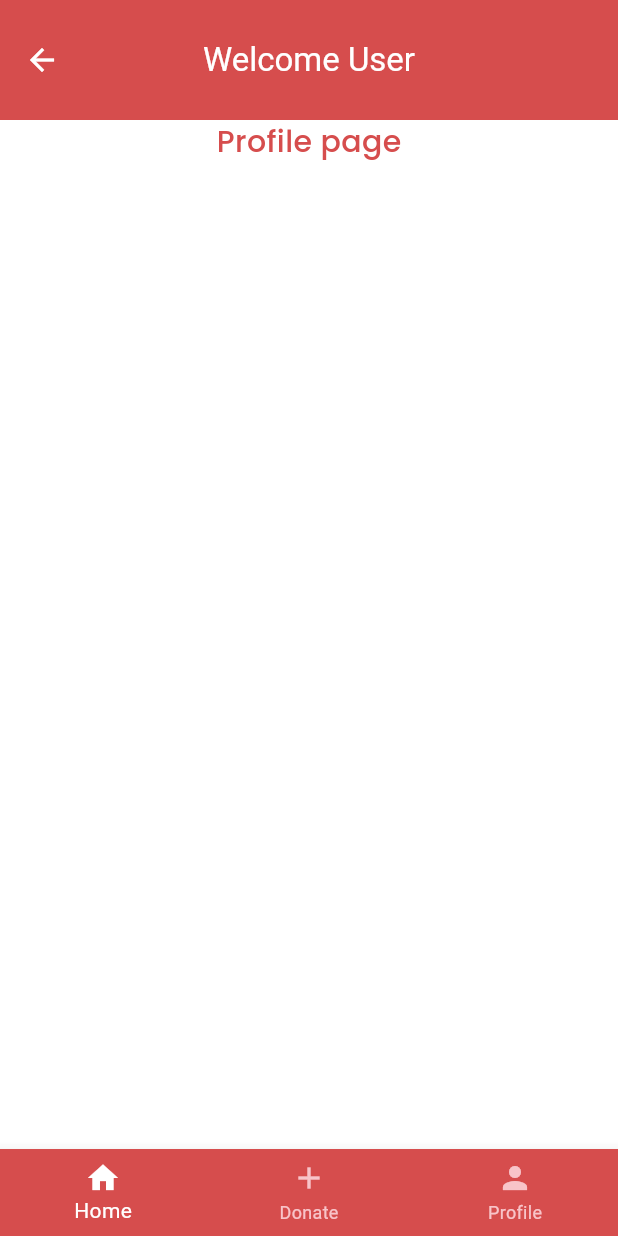
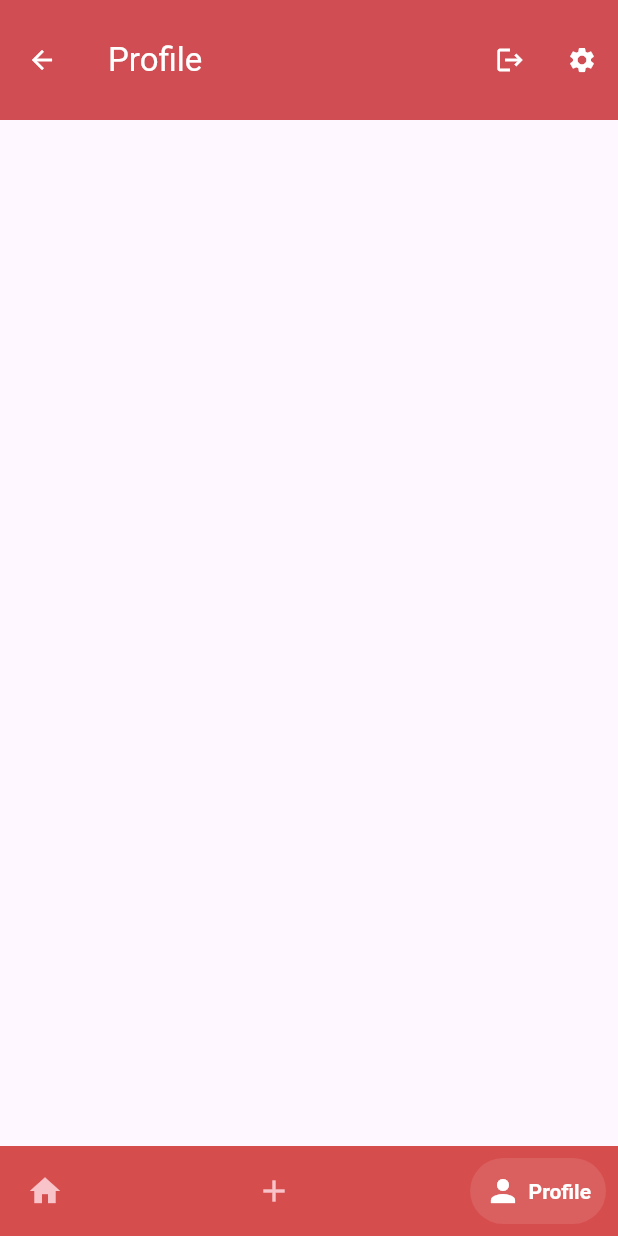
Before and after one commit to Michemor/Dorcas_Pantry, a Flutter app: the Dashboard screen opened directly, item 3 of the bottom bar chosen, on a phone screen of 412 x 824 dp. Run offline on Flutter 3.47's test engine with Material 3 defaults, Android fonts, the phone set to English and light mode, and no system bars; drawn by our look-alikes of salomon_bottom_bar; our stand-ins replace get, google_fonts, sign_in_button.

Commit message:
used the salmon navigation bar and added a stateful widget for the dashboard

```diff
--- a/lib/views/screens/dashboard.dart
+++ b/lib/views/screens/dashboard.dart
@@ -8,58 +8,77 @@ import 'package:pantry/controllers/home_controller.dart';
 import 'package:pantry/views/screens/donate.dart';
 import 'package:pantry/views/screens/home.dart';
 import 'package:pantry/views/screens/profile.dart';
+import 'package:pantry/views/widgets/bottomNav.dart';
 import 'package:pantry/views/widgets/logo.dart';
+import 'package:salomon_bottom_bar/salomon_bottom_bar.dart';
 
 Homecontroller homeController = Get.put(Homecontroller());
 
-const List <BottomNavigationBarItem> menus = [
-  BottomNavigationBarItem(
-    icon: Icon(Icons.home),
-    label: 'Home',
-  ),
-  BottomNavigationBarItem(icon: Icon(Icons.add),
-  label: 'Donate'),
-  BottomNavigationBarItem(icon: Icon(Icons.person),
-  label: 'Profile')
-];
+//const List <BottomNavigationBarItem> menus = [
+//  BottomNavigationBarItem(
+//    icon: Icon(Icons.home),
+//    label: 'Home',
+//  ),
+//  BottomNavigationBarItem(icon: Icon(Icons.add),
+//  label: 'Donate'),
+//  BottomNavigationBarItem(icon: Icon(Icons.person),
+//  label: 'Profile')
+//];
 
-List screens  = [const Home(), const Donate(), const Profile()];
+List <Widget> screens  = [
+  const Home(),
+  const Donate(),
+  const Profile()];
 
 class Dashboard extends StatefulWidget {
-  const Dashboard({super.key});
 
   @override
   State<Dashboard> createState() => _DashboardState();
 }
 
 class _DashboardState extends State<Dashboard> {
+  int _selectedIndex = 0;
+
+  List <SalomonBottomBarItem> pages = [
+    // Home button
+    SalomonBottomBarItem(
+      icon: Icon(Icons.home),
+      title: Text("Home"),
+      selectedColor: white,
+      unselectedColor: secondary),
+
+      // Donation button
+      SalomonBottomBarItem(
+        icon: Icon(Icons.add),
+        title: Text("Donate"),
+        selectedColor: white,
+        unselectedColor: secondary,
+        ),
+        // Profile button
+      SalomonBottomBarItem(
+        icon: Icon(Icons.person),
+        title: Text("Profile"),
+        selectedColor: white,
+        unselectedColor: secondary,
+        )
+  ];
+
+  int _onItemTapped(int index){
+    setState(() {
+      homeController.selectedPage.value = index;
+    });
+    return index;
+  }
+
   @override
   Widget build(BuildContext context) {
     return Scaffold(
-      appBar: AppBar(
-        backgroundColor: primary,
-        title: const Text('Welcome User'),
-        foregroundColor: white,
-        toolbarHeight: 80.0,
-        centerTitle: true,
-      ),
-      body: Container(
-        decoration: BoxDecoration(
-          color: white,
-        ),
-        child: Obx(() => screens[homeController.selectedPage.value]),
-      ),
-     bottomNavigationBar: BottomNavigationBar(
-        items: menus,
-        backgroundColor: primary,
-        selectedItemColor: white,
-        unselectedItemColor: secondary,
-        currentIndex: homeController.selectedPage.value,
-        onTap: (index) {
-          homeController.updateSelectedPage(index);
-        },
-     ),
+      body:  Obx(() => screens[homeController.selectedPage.value]),
+     bottomNavigationBar: BottomNav(
+      currentPage: homeController.selectedPage.value,
+      changePage: _onItemTapped,
+      pages: pages,
+     )
     );
- ;
   }
 }
--- a/lib/views/screens/login.dart
+++ b/lib/views/screens/login.dart
@@ -3,6 +3,7 @@ import 'package:flutter/material.dart';
 import 'package:get/get.dart';
 import 'package:pantry/configs/colors.dart';
 import 'package:pantry/views/screens/dashboard.dart';
+import 'package:pantry/views/screens/home.dart';
 import 'package:pantry/views/screens/register.dart';
 import 'package:pantry/views/widgets/customButton.dart';
 import 'package:pantry/views/widgets/customInputText.dart';
@@ -80,7 +81,7 @@ class _LoginState extends State<Login> {
                             customText(text: 'Remember Me',
                             textSize: 13,
                             textWeight: FontWeight.w400),
-                            Spacer(flex: 1),
+                            const Spacer(flex: 1),
                             GestureDetector(
                               child: customText(text: 'Forgot Password?',
                             textSize: 11,
@@ -93,7 +94,7 @@ class _LoginState extends State<Login> {
                   // Sign in button
                   Custombutton(nextPage: Dashboard(), buttonName: "SIGN IN"),
 
-                  SizedBox(height: 20.0,),
+                  const SizedBox(height: 20.0,),
 
                   Row(
                    mainAxisAlignment: MainAxisAlignment.center,
--- a/lib/views/screens/profile.dart
+++ b/lib/views/screens/profile.dart
@@ -1,24 +1,16 @@
 import 'package:flutter/material.dart';
 import 'package:pantry/configs/colors.dart';
+import 'package:pantry/views/widgets/bottomNav.dart';
 import 'package:pantry/views/widgets/customText.dart';
+import 'package:pantry/views/widgets/nav.dart';
 
 class Profile extends StatelessWidget {
   const Profile({super.key});
 
   @override
   Widget build(BuildContext context) {
-    return Column(
-      children: [
-        customText(text: 'Profile page',
-        textWeight: FontWeight.w500,
-        textColor: primary,
-        textSize: 20,),
-        Container(
-          decoration: BoxDecoration(
-            color: secondary,
-          ),
-        ),
-      ],
+    return Scaffold(
+      appBar: navBar(navTitle: Text("Profile"),),
     );
   }
 }
--- a/lib/views/screens/register.dart
+++ b/lib/views/screens/register.dart
@@ -1,6 +1,8 @@
 import 'package:flutter/material.dart';
+import 'package:get/get.dart';
 import 'package:pantry/configs/colors.dart';
 import 'package:pantry/controllers/register_controller.dart';
+import 'package:pantry/views/screens/dashboard.dart';
 import 'package:pantry/views/screens/login.dart';
 import 'package:pantry/views/widgets/customButton.dart';
 import 'package:pantry/views/widgets/customInputText.dart';
@@ -28,9 +30,10 @@ class Register extends StatelessWidget {
     return Scaffold(
       backgroundColor: primary,
       body: Stack(
+        alignment: Alignment.topLeft,
         children:[
           Container(
-            margin: EdgeInsets.fromLTRB(100, 0, 100, 0),
+            margin: const EdgeInsets.fromLTRB(100, 0, 100, 0),
             width: 250,
             height: 250,
             decoration: BoxDecoration(
--- /dev/null
+++ b/lib/views/widgets/bottomNav.dart
@@ -0,0 +1,33 @@
+
+import 'package:flutter/material.dart';
+import 'package:get/get.dart';
+import 'package:pantry/configs/colors.dart';
+import 'package:pantry/controllers/home_controller.dart';
+import 'package:pantry/views/screens/donate.dart';
+import 'package:pantry/views/screens/home.dart';
+import 'package:pantry/views/screens/profile.dart';
+import 'package:salomon_bottom_bar/salomon_bottom_bar.dart';
+
+final Homecontroller _homecontroller = Homecontroller();
+
+class BottomNav extends StatelessWidget {
+  final int currentPage;
+  final Function(int) changePage;
+  final List <SalomonBottomBarItem> pages;
+
+  BottomNav({
+    required this.currentPage,
+    required this.changePage,
+    required this.pages});
+
+  @override
+  Widget build(BuildContext context) {
+    return SalomonBottomBar(
+        items: pages,
+        currentIndex: currentPage,
+        backgroundColor: primary,
+        itemPadding: EdgeInsets.all(10),
+        onTap: (index) { changePage(index);},
+    );
+  }
+}
--- /dev/null
+++ b/lib/views/widgets/nav.dart
@@ -0,0 +1,30 @@
+
+import 'package:flutter/material.dart';
+import 'package:pantry/configs/colors.dart';
+
+navBar({
+  required Text navTitle,
+
+}) {
+  return AppBar(
+    backgroundColor: primary,
+    toolbarHeight: 80.0,
+    elevation: 2,
+    iconTheme: IconThemeData(
+      color: white,
+      size: 20,
+    ),
+    title: navTitle,
+    foregroundColor: white,
+    actions: [
+      IconButton(
+        onPressed: () {},
+        icon: Icon(Icons.logout),
+        ),
+        IconButton(
+        onPressed: () {},
+        icon: Icon(Icons.settings),
+        ),
+    ],
+  );
+}
```
Also changed, not shown: lib/views/screens/donate.dart (+4 -11 lines), lib/views/screens/home.dart (+18 -14 lines), lib/controllers/home_controller.dart (line endings or trailing spaces), lib/views/widgets/activityCard.dart (added).
